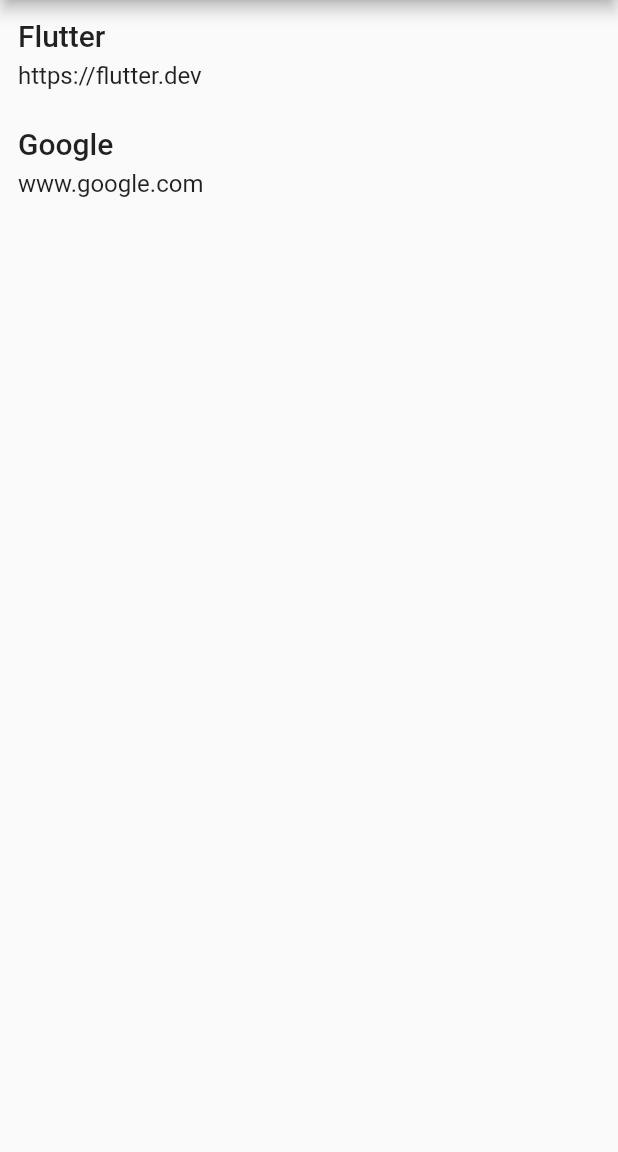
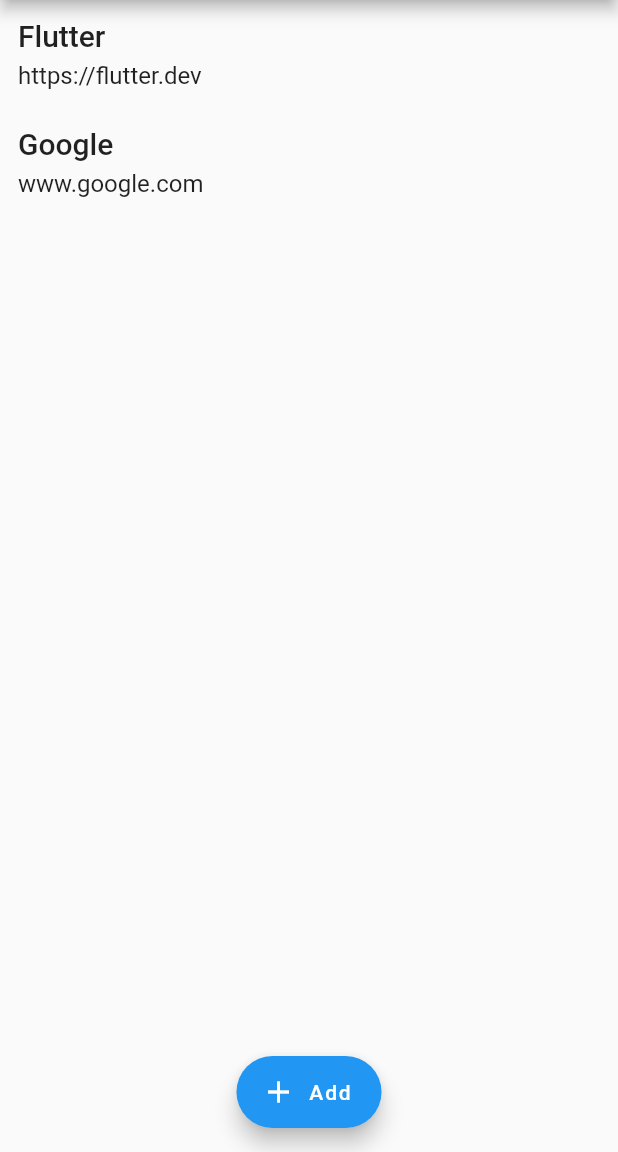
Before and after one commit to Dablaze-ufc/My-BookMark-App, a Flutter app: the screen it shows after launch, on a phone screen of 412 x 824 dp, the part 84-1236 px from its top. Run offline on Flutter 3.47's test engine with Material 2 defaults, Android fonts, the phone set to English and light mode, and no system bars.

Commit message:
added meaningful navigation from the list page to the add new bookmark page

```diff
--- a/lib/page/bookmarks_page.dart
+++ b/lib/page/bookmarks_page.dart
@@ -1,5 +1,6 @@
 import 'package:flutter/material.dart';
 import 'package:new_project/model/bookmark.dart';
+import 'package:new_project/page/add_bookmark_page.dart';
 import 'package:new_project/widgets/bookmark_list_widget.dart';
 
 class BookmarksPage extends StatelessWidget {
@@ -15,6 +16,18 @@ class BookmarksPage extends StatelessWidget {
         title: Text("My BookMarks"),
       ),
       body: BookmarksListWidget(bookmarksList),
+      floatingActionButtonLocation: FloatingActionButtonLocation.centerFloat,
+      floatingActionButton: FloatingActionButton.extended(
+        icon: Icon(Icons.add),
+        onPressed: () {
+          Navigator.of(context).push(
+            MaterialPageRoute(builder: (context) => AddBookMarkPage()),
+          );
+        },
+        label: Text("Add"),
+      ),
     );
   }
+
+
 }
```
Also changed, not shown: lib/page/add_bookmark_page.dart (added, +12 -0 lines).
